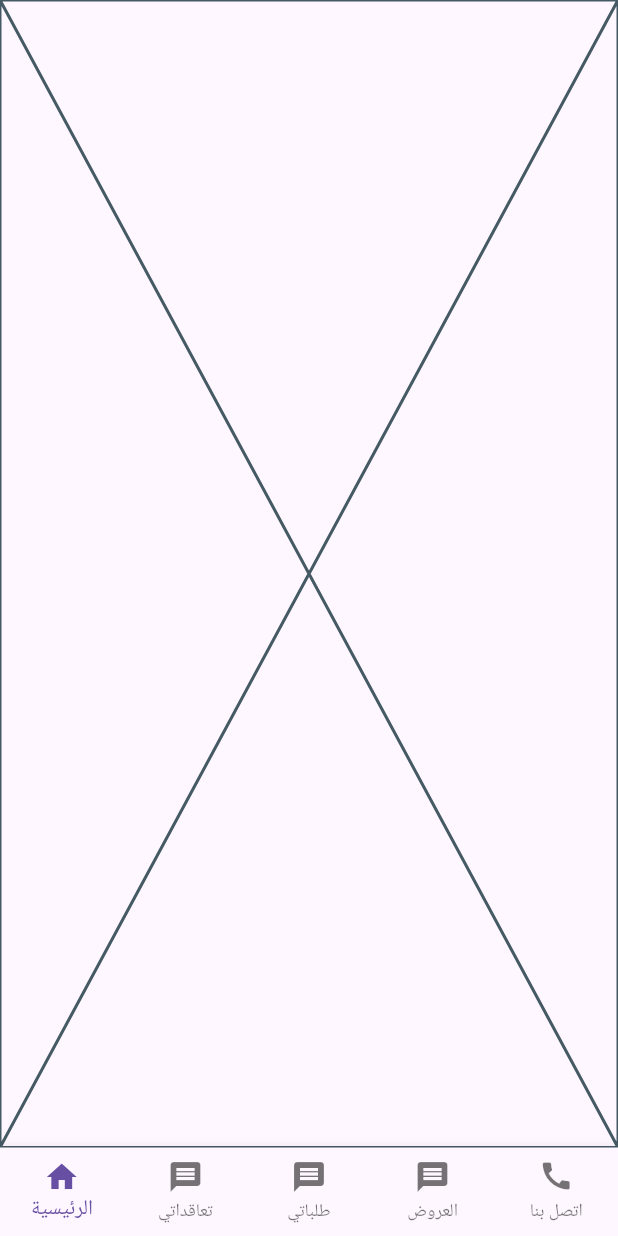
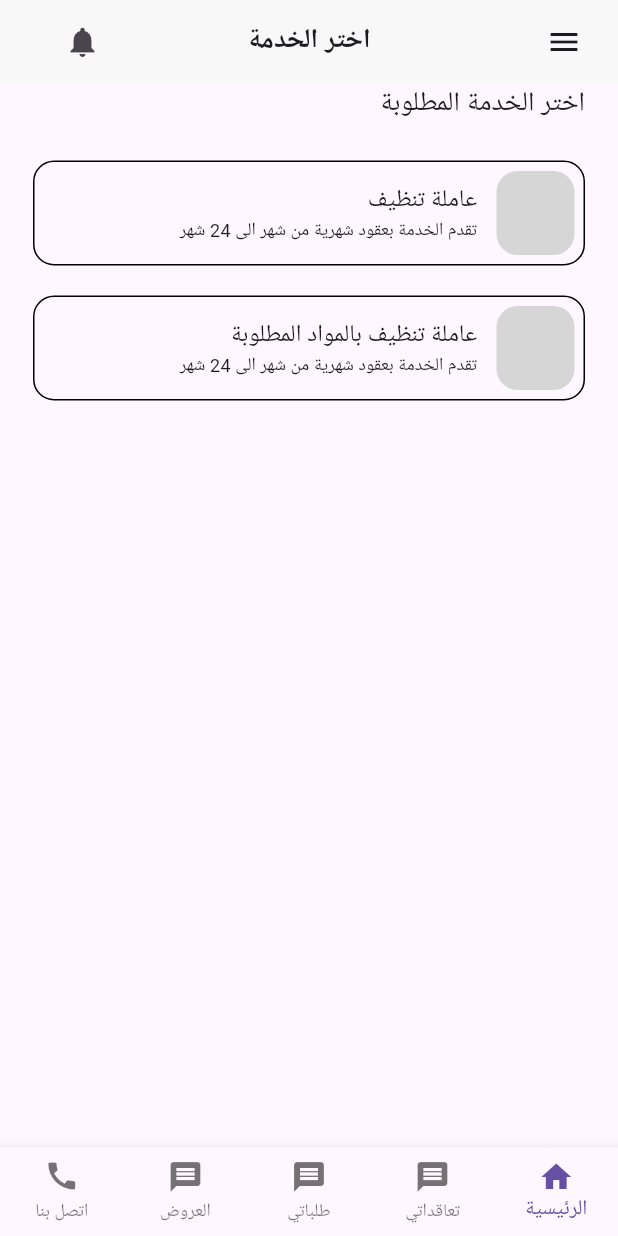
Before and after one commit to Salma-Ahmed3/ThePlattForm, a Flutter app: the screen it shows after launch, after a tap on "خدمة بالساعة", on a phone screen of 412 x 824 dp. Run offline on Flutter 3.47's test engine with Material 3 defaults, Android fonts, the phone set to English and light mode, and no system bars; Roboto replaces fonts that are missing (Alexandria).

Commit message:
update home view + notifications+hourly services

```diff
--- a/lib/Feauters/Hourly service/Presentatio/Views/Widgets/hourly_services_view_body.dart
+++ b/lib/Feauters/Hourly service/Presentatio/Views/Widgets/hourly_services_view_body.dart
@@ -1,10 +1,29 @@
 import 'package:flutter/material.dart';
+import 'package:nowproject/core/utils/app_text_style.dart';
+import 'package:nowproject/core/utils/custom_button_home_view.dart';
 
 class HourlyServicesViewBody extends StatelessWidget {
   const HourlyServicesViewBody({super.key});
 
   @override
   Widget build(BuildContext context) {
-    return const Placeholder();
+    return  const Padding(
+      padding:  EdgeInsets.symmetric(horizontal: 22),
+      child: Column(
+        crossAxisAlignment: CrossAxisAlignment.start,
+        children: [
+          Text('اختر الخدمة المطلوبة', style: TextStyles.regular18,),
+          SizedBox(
+            height: 24,
+          ),
+          CustomButtonHomeView(titletext: 'عاملة تنظيف', subtitletext : 'تقدم الخدمة بعقود شهرية من شهر الى 24 شهر', colorSmallContainer: Color(0xffD6D6D6)),
+          SizedBox(
+            height: 20,
+          ),
+          CustomButtonHomeView(titletext: 'عاملة تنظيف بالمواد المطلوبة', subtitletext : 'تقدم الخدمة بعقود شهرية من شهر الى 24 شهر', colorSmallContainer: Color(0xffD6D6D6))
+
+        ],
+      ),
+    );
   }
 }
--- a/lib/Feauters/Hourly service/Presentatio/Views/hourly_service_view.dart
+++ b/lib/Feauters/Hourly service/Presentatio/Views/hourly_service_view.dart
@@ -1,16 +1,42 @@
 import 'package:flutter/material.dart';
+import 'package:nowproject/Feauters/Home/Presentation/Views/Widgets/test_page.dart';
 import 'package:nowproject/Feauters/Hourly%20service/Presentatio/Views/Widgets/hourly_services_view_body.dart';
+import 'package:nowproject/Feauters/Notification/Presentation/Views/notification_view.dart';
 import 'package:nowproject/core/utils/custom_nav_bar.dart';
+
+import '../../../../core/Widgets/build_app_bar.dart';
 
 class HourlyService extends StatelessWidget {
   const HourlyService({super.key});
 
   @override
   Widget build(BuildContext context) {
-    return const Scaffold(
-      body:HourlyServicesViewBody() ,
-      bottomNavigationBar: const CustomNavBar(),
+    return  Directionality(
+      textDirection: TextDirection.rtl,
+      child: Scaffold(
+          appBar: buildAppBar(
+          context,
+          titleAppBar: 'اختر الخدمة',
+          rightIcon: const Icon(Icons.menu),
+          onPressedRightIcon: () {
+            Navigator.push(
+              context,
+              MaterialPageRoute(builder: (context) => const TestPage()),
+            );
+           },
+          leftIcon: const Icon(Icons.notifications),
+          onPressedLeftIcon: () {
+            Navigator.push(
+              context,
+              MaterialPageRoute(builder: (context) => const NotificationView()),
+            );
+           },
 
+        ),
+        body:HourlyServicesViewBody() ,
+        bottomNavigationBar: CustomNavBar(),
+
+      ),
     );
   }
 }
--- a/lib/core/utils/app_text_style.dart
+++ b/lib/core/utils/app_text_style.dart
@@ -21,6 +21,11 @@ abstract class TextStyles {
     fontWeight: FontWeight.w400,
     fontSize: 16,
   );
+  static const TextStyle regular18 = TextStyle(
+    fontFamily: 'Alexandria',
+    fontWeight: FontWeight.w400,
+    fontSize: 18,
+  );
 
   static const TextStyle regular10 = TextStyle(
     fontFamily: 'Alexandria',
--- a/lib/core/utils/custom_button_home_view.dart
+++ b/lib/core/utils/custom_button_home_view.dart
@@ -50,13 +50,15 @@ class CustomButtonHomeView extends StatelessWidget {
           Positioned(
             top: 14,
             right: 72,
+            bottom: 17,
             child: Text(titletext, style: TextStyles.regular16),
           ),
           Positioned(
             top: 38,
             right: 72,
             left: 7,
-            child: Text(subtitletext, style: TextStyles.regular16),
+            bottom: 17,
+            child: Text(subtitletext, style: TextStyles.regular12),
           ),
         ],
       ),
```
